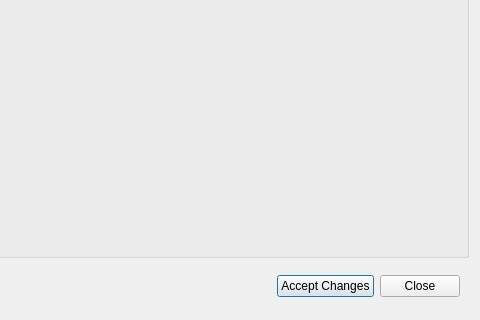
This is opus_gui/settings/databasesettingsedit.ui in psrc/urbansim as Qt 5 draws it before an edit; both pictures show x 96 to 576 and y 410 to 730 of the 576 by 730 pixel window. The edited form follows.
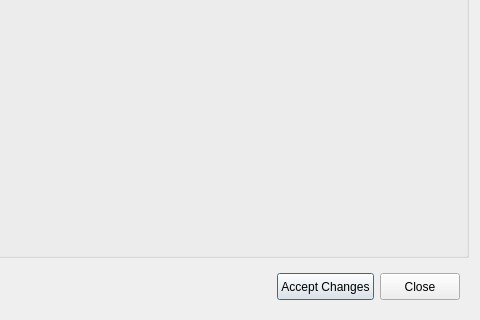
This is the edited form.

What changed in the file:
```diff
--- a/opus_gui/settings/databasesettingsedit.ui
+++ b/opus_gui/settings/databasesettingsedit.ui
@@ -49,6 +49,12 @@
         <property name="enabled" >
          <bool>true</bool>
         </property>
+        <property name="sizePolicy" >
+         <sizepolicy vsizetype="Preferred" hsizetype="Preferred" >
+          <horstretch>0</horstretch>
+          <verstretch>0</verstretch>
+         </sizepolicy>
+        </property>
         <property name="text" >
          <string>Accept Changes</string>
         </property>
@@ -56,6 +62,12 @@
       </item>
       <item>
        <widget class="QPushButton" name="cancelWindow" >
+        <property name="sizePolicy" >
+         <sizepolicy vsizetype="Preferred" hsizetype="Preferred" >
+          <horstretch>0</horstretch>
+          <verstretch>0</verstretch>
+         </sizepolicy>
+        </property>
         <property name="text" >
          <string>Close</string>
         </property>
```
Left out of the diff: 2 changed lines with no effect on the pictures.
